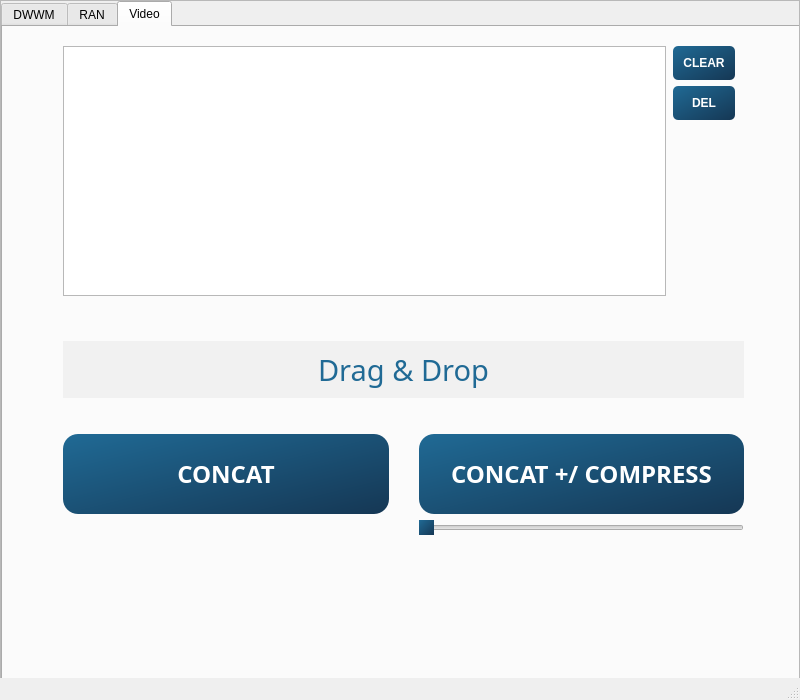
Above: gui.ui from quentinmathieu/Py-JSON-Display before the change. Below: the same form after it.
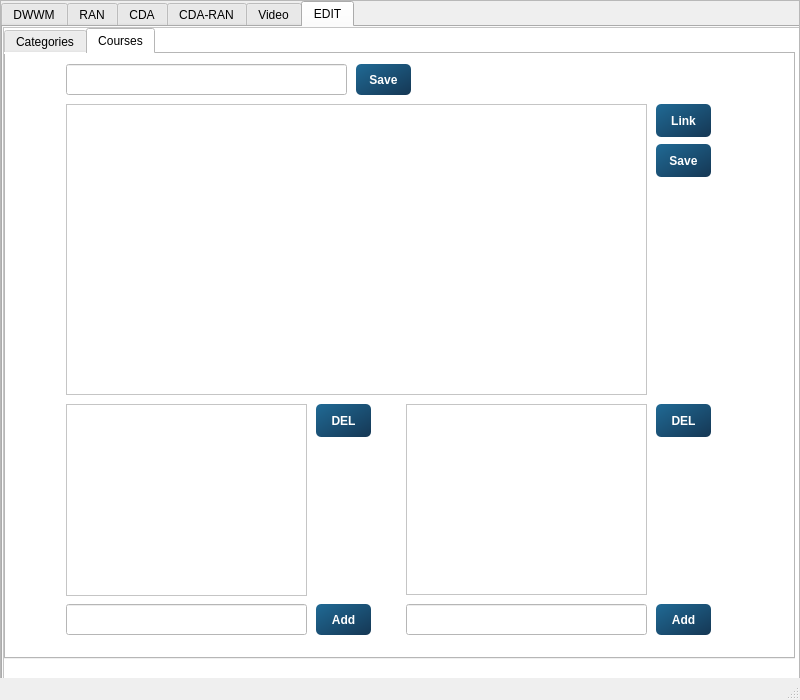
That is the form after the change. The open tabs and pages were chosen to show the change.

Commit message: add compress feature

```diff
--- a/gui.ui
+++ b/gui.ui
@@ -141,8 +141,64 @@
           <rect>
            <x>0</x>
            <y>0</y>
-           <width>797</width>
-           <height>680</height>
+           <width>795</width>
+           <height>678</height>
+          </rect>
+         </property>
+        </widget>
+       </widget>
+      </widget>
+      <widget class="QWidget" name="cdaTab">
+       <attribute name="title">
+        <string>CDA</string>
+       </attribute>
+       <widget class="QScrollArea" name="RanScrollArea_2">
+        <property name="geometry">
+         <rect>
+          <x>0</x>
+          <y>0</y>
+          <width>797</width>
+          <height>680</height>
+         </rect>
+        </property>
+        <property name="widgetResizable">
+         <bool>true</bool>
+        </property>
+        <widget class="QWidget" name="scrollAreaWidgetContents_5">
+         <property name="geometry">
+          <rect>
+           <x>0</x>
+           <y>0</y>
+           <width>795</width>
+           <height>678</height>
+          </rect>
+         </property>
+        </widget>
+       </widget>
+      </widget>
+      <widget class="QWidget" name="cdaRanTab">
+       <attribute name="title">
+        <string>CDA-RAN</string>
+       </attribute>
+       <widget class="QScrollArea" name="RanScrollArea_3">
+        <property name="geometry">
+         <rect>
+          <x>0</x>
+          <y>0</y>
+          <width>797</width>
+          <height>680</height>
+         </rect>
+        </property>
+        <property name="widgetResizable">
+         <bool>true</bool>
+        </property>
+        <widget class="QWidget" name="scrollAreaWidgetContents_6">
+         <property name="geometry">
+          <rect>
+           <x>0</x>
+           <y>0</y>
+           <width>795</width>
+           <height>678</height>
           </rect>
          </property>
         </widget>
@@ -392,6 +448,18 @@
 	background: #636363
 }</string>
              </property>
+             <property name="minimum">
+              <number>20</number>
+             </property>
+             <property name="maximum">
+              <number>40</number>
+             </property>
+             <property name="value">
+              <number>30</number>
+             </property>
+             <property name="sliderPosition">
+              <number>30</number>
+             </property>
              <property name="orientation">
               <enum>Qt::Horizontal</enum>
              </property>
@@ -454,7 +522,7 @@
             </font>
            </property>
            <property name="styleSheet">
-            <string notr="true">color:#206a95</string>
+            <string notr="true">color:#206a95;margin:0 20 0 0</string>
            </property>
            <property name="text">
             <string/>
@@ -462,11 +530,630 @@
            <property name="alignment">
             <set>Qt::AlignLeading|Qt::AlignLeft|Qt::AlignTop</set>
            </property>
+           <property name="wordWrap">
+            <bool>true</bool>
+           </property>
           </widget>
          </item>
         </layout>
        </widget>
       </widget>
+      <widget class="QWidget" name="editTab">
+       <property name="styleSheet">
+        <string notr="true">background:white</string>
+       </property>
+       <attribute name="title">
+        <string>EDIT</string>
+       </attribute>
+       <widget class="QScrollArea" name="RanScrollArea_4">
+        <property name="geometry">
+         <rect>
+          <x>0</x>
+          <y>0</y>
+          <width>797</width>
+          <height>680</height>
+         </rect>
+        </property>
+        <property name="widgetResizable">
+         <bool>true</bool>
+        </property>
+        <widget class="QWidget" name="scrollAreaWidgetContents_7">
+         <property name="geometry">
+          <rect>
+           <x>0</x>
+           <y>0</y>
+           <width>795</width>
+           <height>678</height>
+          </rect>
+         </property>
+         <widget class="QTabWidget" name="tabWidgetEdit">
+          <property name="geometry">
+           <rect>
+            <x>0</x>
+            <y>0</y>
+            <width>791</width>
+            <height>631</height>
+           </rect>
+          </property>
+          <property name="styleSheet">
+           <string notr="true">background:white</string>
+          </property>
+          <property name="currentIndex">
+           <number>0</number>
+          </property>
+          <widget class="QWidget" name="categoriesTab">
+           <attribute name="title">
+            <string>Categories</string>
+           </attribute>
+           <widget class="QListWidget" name="listWidget">
+            <property name="geometry">
+             <rect>
+              <x>10</x>
+              <y>60</y>
+              <width>601</width>
+              <height>311</height>
+             </rect>
+            </property>
+            <property name="dragEnabled">
+             <bool>true</bool>
+            </property>
+            <property name="dragDropOverwriteMode">
+             <bool>true</bool>
+            </property>
+            <property name="isWrapping" stdset="0">
+             <bool>false</bool>
+            </property>
+           </widget>
+           <widget class="QPushButton" name="addCat">
+            <property name="enabled">
+             <bool>true</bool>
+            </property>
+            <property name="geometry">
+             <rect>
+              <x>250</x>
+              <y>10</y>
+              <width>51</width>
+              <height>31</height>
+             </rect>
+            </property>
+            <property name="sizePolicy">
+             <sizepolicy hsizetype="Fixed" vsizetype="Fixed">
+              <horstretch>0</horstretch>
+              <verstretch>0</verstretch>
+             </sizepolicy>
+            </property>
+            <property name="cursor">
+             <cursorShape>PointingHandCursor</cursorShape>
+            </property>
+            <property name="layoutDirection">
+             <enum>Qt::LeftToRight</enum>
+            </property>
+            <property name="styleSheet">
+             <string notr="true">QPushButton{background-color: qlineargradient(x1: 0, y1:0, x2: 1, y2:1, stop: 0 #206a95, stop: 1 #153754); border-radius:5;color: white; font-weight:600;padding :10px}
+
+QPushButton:disabled {
+background-color:#989898;
+color:#636363
+}</string>
+            </property>
+            <property name="text">
+             <string>Add</string>
+            </property>
+           </widget>
+           <widget class="QPushButton" name="addCat_2">
+            <property name="enabled">
+             <bool>true</bool>
+            </property>
+            <property name="geometry">
+             <rect>
+              <x>620</x>
+              <y>60</y>
+              <width>55</width>
+              <height>33</height>
+             </rect>
+            </property>
+            <property name="sizePolicy">
+             <sizepolicy hsizetype="Fixed" vsizetype="Fixed">
+              <horstretch>0</horstretch>
+              <verstretch>0</verstretch>
+             </sizepolicy>
+            </property>
+            <property name="cursor">
+             <cursorShape>PointingHandCursor</cursorShape>
+            </property>
+            <property name="layoutDirection">
+             <enum>Qt::LeftToRight</enum>
+            </property>
+            <property name="styleSheet">
+             <string notr="true">QPushButton{background-color: qlineargradient(x1: 0, y1:0, x2: 1, y2:1, stop: 0 #206a95, stop: 1 #153754); border-radius:5;color: white; font-weight:600;padding :10px}
+
+QPushButton:disabled {
+background-color:#989898;
+color:#636363
+}</string>
+            </property>
+            <property name="text">
+             <string>DEL</string>
+            </property>
+           </widget>
+           <widget class="QLineEdit" name="lineEdit">
+            <property name="geometry">
+             <rect>
+              <x>10</x>
+              <y>10</y>
+              <width>231</width>
+              <height>31</height>
+             </rect>
+            </property>
+            <property name="text">
+             <string/>
+            </property>
+           </widget>
+           <widget class="QLineEdit" name="lineEdit_4">
+            <property name="geometry">
+             <rect>
+              <x>20</x>
+              <y>570</y>
+              <width>321</width>
+              <height>31</height>
+             </rect>
+            </property>
+            <property name="text">
+             <string/>
+            </property>
+           </widget>
+           <widget class="QPushButton" name="addCat_10">
+            <property name="enabled">
+             <bool>true</bool>
+            </property>
+            <property name="geometry">
+             <rect>
+              <x>350</x>
+              <y>570</y>
+              <width>51</width>
+              <height>31</height>
+             </rect>
+            </property>
+            <property name="sizePolicy">
+             <sizepolicy hsizetype="Fixed" vsizetype="Fixed">
+              <horstretch>0</horstretch>
+              <verstretch>0</verstretch>
+             </sizepolicy>
+            </property>
+            <property name="cursor">
+             <cursorShape>PointingHandCursor</cursorShape>
+            </property>
+            <property name="layoutDirection">
+             <enum>Qt::LeftToRight</enum>
+            </property>
+            <property name="styleSheet">
+             <string notr="true">QPushButton{background-color: qlineargradient(x1: 0, y1:0, x2: 1, y2:1, stop: 0 #206a95, stop: 1 #153754); border-radius:5;color: white; font-weight:600;padding :10px}
+
+QPushButton:disabled {
+background-color:#989898;
+color:#636363
+}</string>
+            </property>
+            <property name="text">
+             <string>Add</string>
+            </property>
+           </widget>
+           <widget class="QListWidget" name="listWidget_2">
+            <property name="geometry">
+             <rect>
+              <x>20</x>
+              <y>390</y>
+              <width>321</width>
+              <height>151</height>
+             </rect>
+            </property>
+            <property name="dragEnabled">
+             <bool>true</bool>
+            </property>
+            <property name="dragDropOverwriteMode">
+             <bool>true</bool>
+            </property>
+            <property name="isWrapping" stdset="0">
+             <bool>false</bool>
+            </property>
+           </widget>
+           <widget class="QPushButton" name="addCat_11">
+            <property name="enabled">
+             <bool>true</bool>
+            </property>
+            <property name="geometry">
+             <rect>
+              <x>350</x>
+              <y>390</y>
+              <width>55</width>
+              <height>33</height>
+             </rect>
+            </property>
+            <property name="sizePolicy">
+             <sizepolicy hsizetype="Fixed" vsizetype="Fixed">
+              <horstretch>0</horstretch>
+              <verstretch>0</verstretch>
+             </sizepolicy>
+            </property>
+            <property name="cursor">
+             <cursorShape>PointingHandCursor</cursorShape>
+            </property>
+            <property name="layoutDirection">
+             <enum>Qt::LeftToRight</enum>
+            </property>
+            <property name="styleSheet">
+             <string notr="true">QPushButton{background-color: qlineargradient(x1: 0, y1:0, x2: 1, y2:1, stop: 0 #206a95, stop: 1 #153754); border-radius:5;color: white; font-weight:600;padding :10px}
+
+QPushButton:disabled {
+background-color:#989898;
+color:#636363
+}</string>
+            </property>
+            <property name="text">
+             <string>DEL</string>
+            </property>
+           </widget>
+           <widget class="QPushButton" name="addCat_12">
+            <property name="enabled">
+             <bool>true</bool>
+            </property>
+            <property name="geometry">
+             <rect>
+              <x>350</x>
+              <y>430</y>
+              <width>55</width>
+              <height>33</height>
+             </rect>
+            </property>
+            <property name="sizePolicy">
+             <sizepolicy hsizetype="Fixed" vsizetype="Fixed">
+              <horstretch>0</horstretch>
+              <verstretch>0</verstretch>
+             </sizepolicy>
+            </property>
+            <property name="cursor">
+             <cursorShape>PointingHandCursor</cursorShape>
+            </property>
+            <property name="layoutDirection">
+             <enum>Qt::LeftToRight</enum>
+            </property>
+            <property name="styleSheet">
+             <string notr="true">QPushButton{background-color: qlineargradient(x1: 0, y1:0, x2: 1, y2:1, stop: 0 #206a95, stop: 1 #153754); border-radius:5;color: white; font-weight:600;padding :10px}
+
+QPushButton:disabled {
+background-color:#989898;
+color:#636363
+}</string>
+            </property>
+            <property name="text">
+             <string>EDIT</string>
+            </property>
+           </widget>
+          </widget>
+          <widget class="QWidget" name="coursesTab">
+           <attribute name="title">
+            <string>Courses</string>
+           </attribute>
+           <widget class="QLineEdit" name="courseEdit">
+            <property name="geometry">
+             <rect>
+              <x>60</x>
+              <y>10</y>
+              <width>281</width>
+              <height>31</height>
+             </rect>
+            </property>
+           </widget>
+           <widget class="QPlainTextEdit" name="plainTextEdit">
+            <property name="geometry">
+             <rect>
+              <x>60</x>
+              <y>50</y>
+              <width>581</width>
+              <height>291</height>
+             </rect>
+            </property>
+            <property name="plainText">
+             <string/>
+            </property>
+           </widget>
+           <widget class="QListView" name="listView">
+            <property name="geometry">
+             <rect>
+              <x>60</x>
+              <y>350</y>
+              <width>241</width>
+              <height>192</height>
+             </rect>
+            </property>
+           </widget>
+           <widget class="QListView" name="listView_2">
+            <property name="geometry">
+             <rect>
+              <x>400</x>
+              <y>350</y>
+              <width>241</width>
+              <height>191</height>
+             </rect>
+            </property>
+           </widget>
+           <widget class="QPushButton" name="addCat_3">
+            <property name="enabled">
+             <bool>true</bool>
+            </property>
+            <property name="geometry">
+             <rect>
+              <x>650</x>
+              <y>50</y>
+              <width>55</width>
+              <height>33</height>
+             </rect>
+            </property>
+            <property name="sizePolicy">
+             <sizepolicy hsizetype="Fixed" vsizetype="Fixed">
+              <horstretch>0</horstretch>
+              <verstretch>0</verstretch>
+             </sizepolicy>
+            </property>
+            <property name="cursor">
+             <cursorShape>PointingHandCursor</cursorShape>
+            </property>
+            <property name="layoutDirection">
+             <enum>Qt::LeftToRight</enum>
+            </property>
+            <property name="styleSheet">
+             <string notr="true">QPushButton{background-color: qlineargradient(x1: 0, y1:0, x2: 1, y2:1, stop: 0 #206a95, stop: 1 #153754); border-radius:5;color: white; font-weight:600;padding :10px}
+
+QPushButton:disabled {
+background-color:#989898;
+color:#636363
+}</string>
+            </property>
+            <property name="text">
+             <string>Link</string>
+            </property>
+           </widget>
+           <widget class="QPushButton" name="addCat_4">
+            <property name="enabled">
+             <bool>true</bool>
+            </property>
+            <property name="geometry">
+             <rect>
+              <x>310</x>
+              <y>350</y>
+              <width>55</width>
+              <height>33</height>
+             </rect>
+            </property>
+            <property name="sizePolicy">
+             <sizepolicy hsizetype="Fixed" vsizetype="Fixed">
+              <horstretch>0</horstretch>
+              <verstretch>0</verstretch>
+             </sizepolicy>
+            </property>
+            <property name="cursor">
+             <cursorShape>PointingHandCursor</cursorShape>
+            </property>
+            <property name="layoutDirection">
+             <enum>Qt::LeftToRight</enum>
+            </property>
+            <property name="styleSheet">
+             <string notr="true">QPushButton{background-color: qlineargradient(x1: 0, y1:0, x2: 1, y2:1, stop: 0 #206a95, stop: 1 #153754); border-radius:5;color: white; font-weight:600;padding :10px}
+
+QPushButton:disabled {
+background-color:#989898;
+color:#636363
+}</string>
+            </property>
+            <property name="text">
+             <string>DEL</string>
+            </property>
+           </widget>
+           <widget class="QPushButton" name="addCat_5">
+            <property name="enabled">
+             <bool>true</bool>
+            </property>
+            <property name="geometry">
+             <rect>
+              <x>650</x>
+              <y>350</y>
+              <width>55</width>
+              <height>33</height>
+             </rect>
+            </property>
+            <property name="sizePolicy">
+             <sizepolicy hsizetype="Fixed" vsizetype="Fixed">
+              <horstretch>0</horstretch>
+              <verstretch>0</verstretch>
+             </sizepolicy>
+            </property>
+            <property name="cursor">
+             <cursorShape>PointingHandCursor</cursorShape>
+            </property>
+            <property name="layoutDirection">
+             <enum>Qt::LeftToRight</enum>
+            </property>
+            <property name="styleSheet">
+             <string notr="true">QPushButton{background-color: qlineargradient(x1: 0, y1:0, x2: 1, y2:1, stop: 0 #206a95, stop: 1 #153754); border-radius:5;color: white; font-weight:600;padding :10px}
+
+QPushButton:disabled {
+background-color:#989898;
+color:#636363
+}</string>
+            </property>
+            <property name="text">
+             <string>DEL</string>
+            </property>
+           </widget>
+           <widget class="QPushButton" name="addCat_6">
+            <property name="enabled">
+             <bool>true</bool>
+            </property>
+            <property name="geometry">
+             <rect>
+              <x>650</x>
+              <y>550</y>
+              <width>55</width>
+              <height>31</height>
+             </rect>
+            </property>
+            <property name="sizePolicy">
+             <sizepolicy hsizetype="Fixed" vsizetype="Fixed">
+              <horstretch>0</horstretch>
+              <verstretch>0</verstretch>
+             </sizepolicy>
+            </property>
+            <property name="cursor">
+             <cursorShape>PointingHandCursor</cursorShape>
+            </property>
+            <property name="layoutDirection">
+             <enum>Qt::LeftToRight</enum>
+            </property>
+            <property name="styleSheet">
+             <string notr="true">QPushButton{background-color: qlineargradient(x1: 0, y1:0, x2: 1, y2:1, stop: 0 #206a95, stop: 1 #153754); border-radius:5;color: white; font-weight:600;padding :10px}
+
+QPushButton:disabled {
+background-color:#989898;
+color:#636363
+}</string>
+            </property>
+            <property name="text">
+             <string>Add</string>
+            </property>
+           </widget>
+           <widget class="QPushButton" name="addCat_7">
+            <property name="enabled">
+             <bool>true</bool>
+            </property>
+            <property name="geometry">
+             <rect>
+              <x>310</x>
+              <y>550</y>
+              <width>55</width>
+              <height>31</height>
+             </rect>
+            </property>
+            <property name="sizePolicy">
+             <sizepolicy hsizetype="Fixed" vsizetype="Fixed">
+              <horstretch>0</horstretch>
+              <verstretch>0</verstretch>
+             </sizepolicy>
+            </property>
+            <property name="cursor">
+             <cursorShape>PointingHandCursor</cursorShape>
+            </property>
+            <property name="layoutDirection">
+             <enum>Qt::LeftToRight</enum>
+            </property>
+            <property name="styleSheet">
+             <string notr="true">QPushButton{background-color: qlineargradient(x1: 0, y1:0, x2: 1, y2:1, stop: 0 #206a95, stop: 1 #153754); border-radius:5;color: white; font-weight:600;padding :10px}
+
+QPushButton:disabled {
+background-color:#989898;
+color:#636363
+}</string>
+            </property>
+            <property name="text">
+             <string>Add</string>
+            </property>
+           </widget>
+           <widget class="QLineEdit" name="lineEdit_2">
+            <property name="geometry">
+             <rect>
+              <x>60</x>
+              <y>550</y>
+              <width>241</width>
+              <height>31</height>
+             </rect>
+            </property>
+           </widget>
+           <widget class="QLineEdit" name="lineEdit_3">
+            <property name="geometry">
+             <rect>
+              <x>400</x>
+              <y>550</y>
+              <width>241</width>
+              <height>31</height>
+             </rect>
+            </property>
+           </widget>
+           <widget class="QPushButton" name="addCat_8">
+            <property name="enabled">
+             <bool>true</bool>
+            </property>
+            <property name="geometry">
+             <rect>
+              <x>650</x>
+              <y>90</y>
+              <width>55</width>
+              <height>33</height>
+             </rect>
+            </property>
+            <property name="sizePolicy">
+             <sizepolicy hsizetype="Fixed" vsizetype="Fixed">
+              <horstretch>0</horstretch>
+              <verstretch>0</verstretch>
+             </sizepolicy>
+            </property>
+            <property name="cursor">
+             <cursorShape>PointingHandCursor</cursorShape>
+            </property>
+            <property name="layoutDirection">
+             <enum>Qt::LeftToRight</enum>
+            </property>
+            <property name="styleSheet">
+             <string notr="true">QPushButton{background-color: qlineargradient(x1: 0, y1:0, x2: 1, y2:1, stop: 0 #206a95, stop: 1 #153754); border-radius:5;color: white; font-weight:600;padding :10px}
+
+QPushButton:disabled {
+background-color:#989898;
+color:#636363
+}</string>
+            </property>
+            <property name="text">
+             <string>Save</string>
+            </property>
+           </widget>
+           <widget class="QPushButton" name="addCat_9">
+            <property name="enabled">
+             <bool>true</bool>
+            </property>
+            <property name="geometry">
+             <rect>
+              <x>350</x>
+              <y>10</y>
+              <width>55</width>
+              <height>31</height>
+             </rect>
+            </property>
+            <property name="sizePolicy">
+             <sizepolicy hsizetype="Fixed" vsizetype="Fixed">
+              <horstretch>0</horstretch>
+              <verstretch>0</verstretch>
+             </sizepolicy>
+            </property>
+            <property name="cursor">
+             <cursorShape>PointingHandCursor</cursorShape>
+            </property>
+            <property name="layoutDirection">
+             <enum>Qt::LeftToRight</enum>
+            </property>
+            <property name="styleSheet">
+             <string notr="true">QPushButton{background-color: qlineargradient(x1: 0, y1:0, x2: 1, y2:1, stop: 0 #206a95, stop: 1 #153754); border-radius:5;color: white; font-weight:600;padding :10px}
+
+QPushButton:disabled {
+background-color:#989898;
+color:#636363
+}</string>
+            </property>
+            <property name="text">
+             <string>Save</string>
+            </property>
+           </widget>
+          </widget>
+         </widget>
+        </widget>
+       </widget>
+      </widget>
      </widget>
     </widget>
    </widget>
```
Left out of the diff: 139 changed lines with no effect on the pictures. The commit also changes 1 other file.
